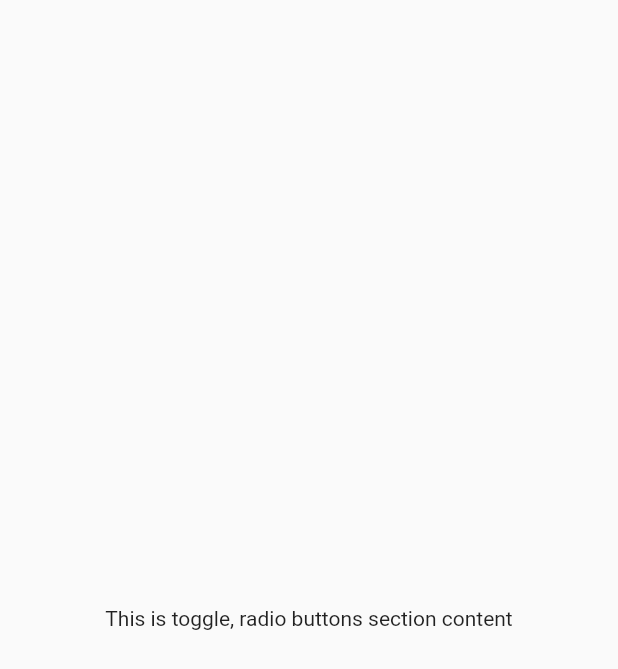
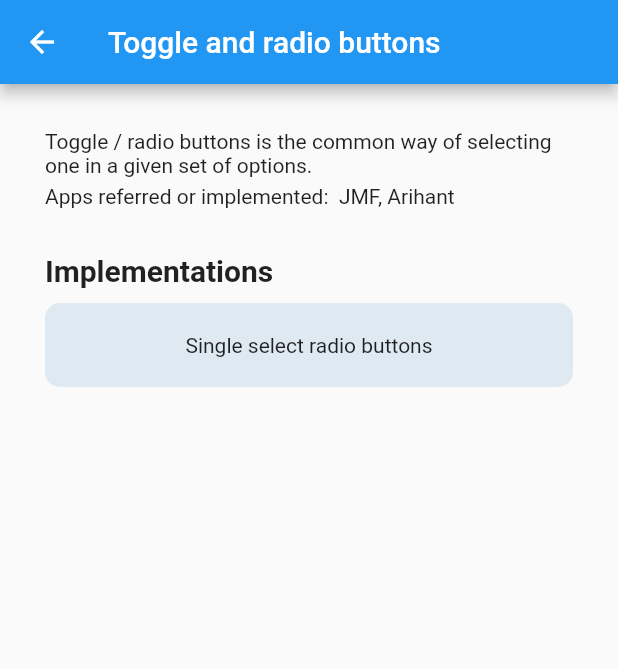
Before and after one commit to newallJemuelD/components_project, a Flutter app: the screen it shows after launch, after a tap on "Toggle / Radio buttons", on a phone screen of 412 x 824 dp. Shown: the top 669 px of the screen. Run offline on Flutter 3.47's test engine with Material 2 defaults, Android fonts, the phone set to English and light mode, and no system bars.

Commit message:
toggle / radio buttons main category screen, single select radio buttons widget

```diff
--- a/lib/navigation/screen_routes.dart
+++ b/lib/navigation/screen_routes.dart
@@ -1,5 +1,6 @@
 class ScreenRoutes {
-  static const String myApp = 'myApp';
+  //main categories
+  static const String myApp = 'myapp';
   static const String tabBars = 'tabbars';
   static const String toggleRadio = 'toggleradio';
   static const String appBars = 'appbars';
@@ -7,4 +8,6 @@ class ScreenRoutes {
   static const String dropDowns = 'dropdowns';
   static const String librariesNameList = 'librariesnamelist';
   static const String appSecurityRelated = 'appsecurityrelated';
+  //radio buttons
+  static const String singleSelectRadio = 'singleselectradio';
 }
--- a/lib/route_generator.dart
+++ b/lib/route_generator.dart
@@ -5,7 +5,8 @@ import 'package:components_project/screens/app_security_related_screen.dart';
 import 'package:components_project/screens/drop_downs_screen.dart';
 import 'package:components_project/screens/navigation_bars_screen.dart';
 import 'package:components_project/screens/tab_bars_screen.dart';
-import 'package:components_project/screens/toggle_radio_screen.dart';
+import 'package:components_project/screens/toggle_radio_screen/components/single_select_radio.dart';
+import 'package:components_project/screens/toggle_radio_screen/toggle_radio_screen.dart';
 import 'package:flutter/material.dart';
 
 Route<dynamic> generateRoute(RouteSettings settings) {
@@ -20,7 +21,7 @@ Route<dynamic> generateRoute(RouteSettings settings) {
       });
     case ScreenRoutes.toggleRadio:
       return MaterialPageRoute(builder: (BuildContext context) {
-        return const ToggleRadioScreen();
+        return ToggleRadioScreen();
       });
     case ScreenRoutes.appBars:
       return MaterialPageRoute(builder: (BuildContext context) {
@@ -42,6 +43,10 @@ Route<dynamic> generateRoute(RouteSettings settings) {
       return MaterialPageRoute(builder: (BuildContext context) {
         return const AppSecurityRelated();
       });
+    case ScreenRoutes.singleSelectRadio:
+      return MaterialPageRoute(builder: (BuildContext context) {
+        return const SingleSelectRadio();
+      });
     default:
       return MaterialPageRoute(builder: (BuildContext context) {
         return Scaffold(
--- a/lib/screens/toggle_radio_screen.dart
+++ /dev/null
@@ -1,16 +0,0 @@
-import 'package:flutter/material.dart';
-
-class ToggleRadioScreen extends StatelessWidget {
-  const ToggleRadioScreen({super.key});
-
-  @override
-  Widget build(BuildContext context) {
-    return const Scaffold(
-      body: SizedBox(
-        child: Center(
-          child: Text('This is toggle, radio buttons section content'),
-        ),
-      ),
-    );
-  }
-}
--- /dev/null
+++ b/lib/screens/toggle_radio_screen/toggle_radio_screen.dart
@@ -0,0 +1,86 @@
+import 'package:flutter/material.dart';
+
+import '../../models/categories.dart';
+import '../../navigation/screen_routes.dart';
+
+class ToggleRadioScreen extends StatelessWidget {
+  ToggleRadioScreen({super.key});
+
+  final List<Categories> categories = [
+    singleSelect,
+  ];
+
+  static final Categories singleSelect = Categories(
+    route: ScreenRoutes.singleSelectRadio,
+    categoryName: 'Single select radio buttons',
+  );
+
+  @override
+  Widget build(BuildContext context) {
+    return Scaffold(
+      appBar: AppBar(
+        title: const Text('Toggle and radio buttons'),
+      ),
+      body: Padding(
+        padding: const EdgeInsets.all(30),
+        child: Column(
+          children: [
+            const Text(
+              'Toggle / radio buttons is the common way of selecting one in a given set of options.',
+            ),
+            const SizedBox(
+              height: 5,
+            ),
+            const Align(
+              alignment: Alignment.centerLeft,
+              child: Text('Apps referred or implemented:  JMF, Arihant'),
+            ),
+            const SizedBox(
+              height: 30,
+            ),
+            const Align(
+              alignment: Alignment.centerLeft,
+              child: Text(
+                'Implementations',
+                style: TextStyle(
+                  fontSize: 20,
+                  fontWeight: FontWeight.bold,
+                ),
+              ),
+            ),
+            SizedBox(
+              child: ListView.builder(
+                shrinkWrap: true,
+                itemCount: categories.length,
+                itemBuilder: (context, index) {
+                  return _buildListContentWidget(context, index);
+                },
+              ),
+            ),
+          ],
+        ),
+      ),
+    );
+  }
+
+  Widget _buildListContentWidget(BuildContext context, int index) {
+    return InkWell(
+      onTap: () {
+        Navigator.pushNamed(
+            context, categories[index].route ?? ScreenRoutes.myApp);
+      },
+      child: Container(
+        padding: const EdgeInsets.symmetric(vertical: 20),
+        margin: const EdgeInsets.only(top: 10),
+        alignment: Alignment.center,
+        decoration: BoxDecoration(
+          color: const Color.fromARGB(255, 223, 233, 241),
+          borderRadius: BorderRadius.circular(10),
+        ),
+        child: Text(
+          categories[index].categoryName ?? '--',
+        ),
+      ),
+    );
+  }
+}
```
Also changed, not shown: lib/screens/toggle_radio_screen/components/single_select_radio.dart (added, +50 -0 lines).
